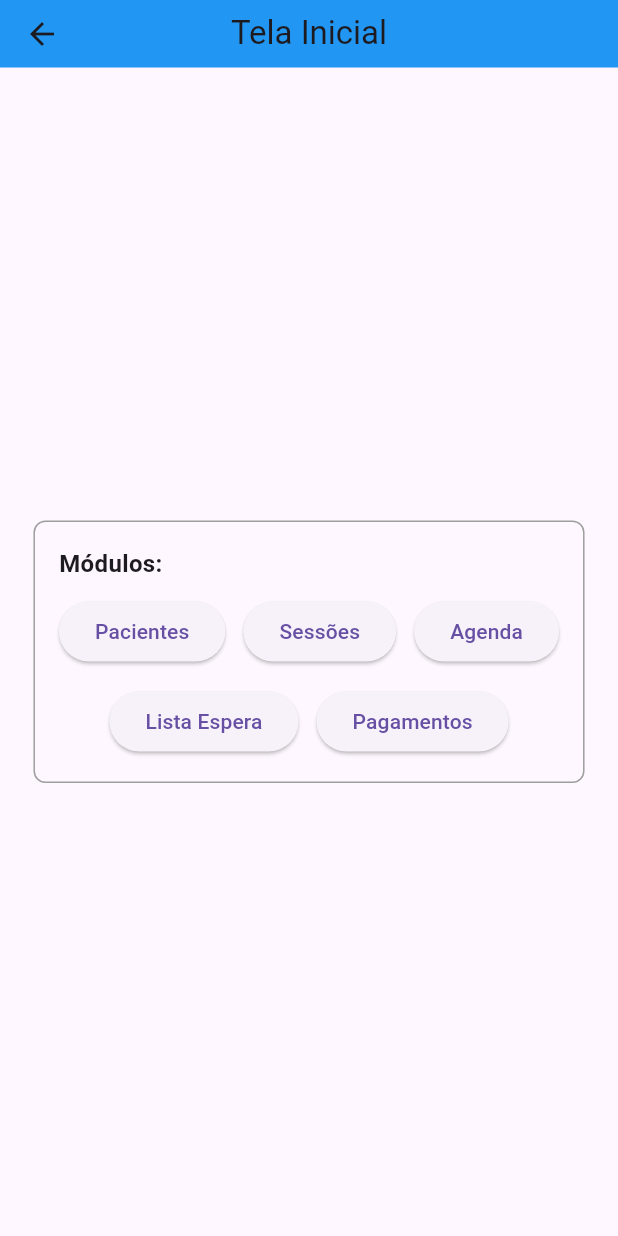
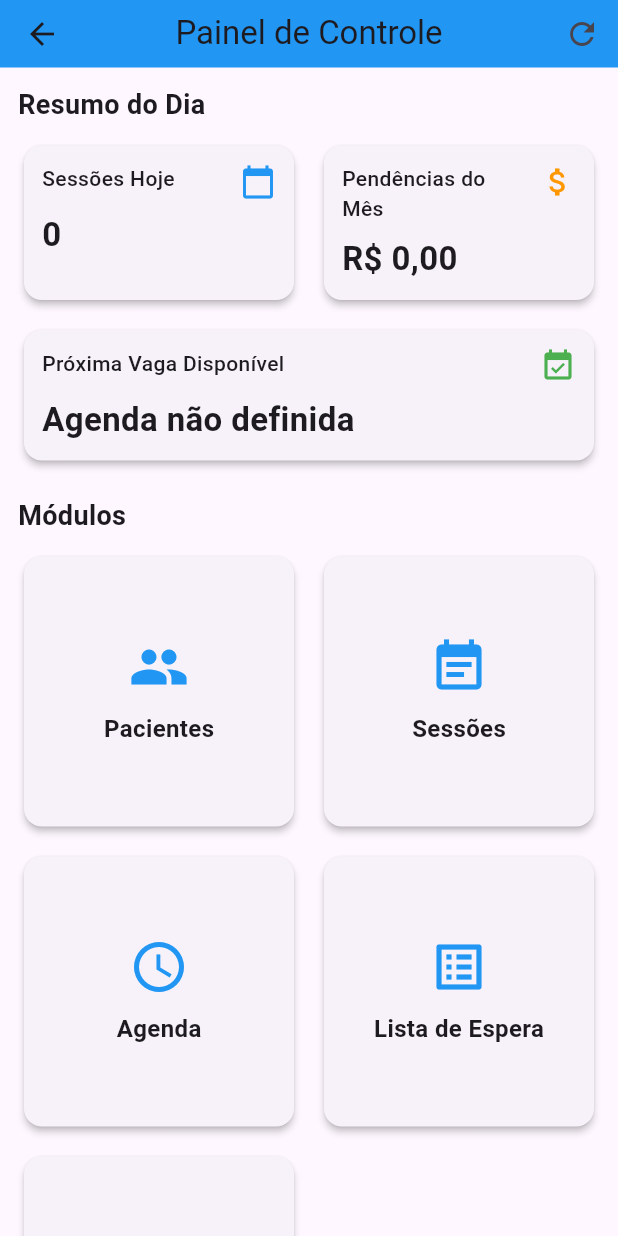
Before and after one commit to 11ange/AgendaTreinamento, a Flutter app: the screen it shows after launch, after a tap on "Entrar", on a phone screen of 412 x 824 dp. Run offline on Flutter 3.47's test engine with Material 3 defaults, Android fonts, the phone set to English and light mode, and no system bars; our stand-ins replace cloud_firestore, firebase_core, table_calendar; accounts and stored records are empty.

Commit message:
ajustes na tela inicial

```diff
--- a/lib/pagina_inicial.dart
+++ b/lib/pagina_inicial.dart
@@ -1,12 +1,43 @@
 import 'package:flutter/material.dart';
+import 'package:intl/intl.dart';
+import 'package:agenda_treinamento_web/services/firestore_service.dart';
 import 'pacientes.dart';
 import 'cadastro_agenda.dart';
 import 'sessoes.dart';
 import 'lista_espera.dart';
-import 'controle_pagamentos.dart'; // Importe a nova página
+import 'controle_pagamentos.dart';
 
-class MainPage extends StatelessWidget {
+class MainPage extends StatefulWidget {
   const MainPage({super.key});
+
+  @override
+  State<MainPage> createState() => _MainPageState();
+}
+
+class _MainPageState extends State<MainPage> {
+  final FirestoreService _firestoreService = FirestoreService();
+
+  late Future<int> _sessoesHojeFuture;
+  late Future<double> _pagamentosPendentesFuture;
+  late Future<String> _proximaVagaFuture;
+
+  @override
+  void initState() {
+    super.initState();
+    _loadData();
+  }
+
+  void _loadData() {
+    _sessoesHojeFuture = _firestoreService.getSessoesHojeCount();
+    _pagamentosPendentesFuture = _firestoreService.getPagamentosPendentesMes();
+    _proximaVagaFuture = _firestoreService.getProximaVagaDisponivel();
+  }
+
+  Future<void> _refreshData() async {
+    setState(() {
+      _loadData();
+    });
+  }
 
   @override
   Widget build(BuildContext context) {
@@ -14,72 +45,198 @@ class MainPage extends StatelessWidget {
       appBar: PreferredSize(
         preferredSize: const Size.fromHeight(45.0),
         child: AppBar(
-          title: const Text('Tela Inicial'),
+          title: const Text('Painel de Controle'),
           centerTitle: true,
           backgroundColor: Colors.blue,
+          actions: [
+            IconButton(
+              icon: const Icon(Icons.refresh),
+              onPressed: _refreshData,
+              tooltip: 'Atualizar Dados',
+            )
+          ],
         ),
       ),
-      body: Center(
-        child: Container(
-          padding: const EdgeInsets.all(16.0),
-          decoration: BoxDecoration(
-            border: Border.all(color: Colors.grey),
-            borderRadius: BorderRadius.circular(8.0),
-          ),
-          child: Column(
-            mainAxisSize: MainAxisSize.min,
-            crossAxisAlignment: CrossAxisAlignment.start,
-            children: <Widget>[
-              const Text(
-                'Módulos:',
-                style: TextStyle(
-                  fontWeight: FontWeight.bold,
-                  fontSize: 16.0,
+      body: RefreshIndicator(
+        onRefresh: _refreshData,
+        child: ListView(
+          padding: const EdgeInsets.all(12.0),
+          children: [
+            _buildResumoSection(),
+            const SizedBox(height: 20),
+            _buildMenuSection(),
+          ],
         ),
       ),
+    );
+  }
+
+  Widget _buildResumoSection() {
+    return Column(
+      crossAxisAlignment: CrossAxisAlignment.start,
+      children: [
+        const Text(
+          "Resumo do Dia",
+          style: TextStyle(fontSize: 18, fontWeight: FontWeight.bold),
+        ),
         const SizedBox(height: 10),
-              Wrap(
-                spacing: 12.0,
-                runSpacing: 12.0,
-                alignment: WrapAlignment.center,
-                children: <Widget>[
-                  ElevatedButton(
-                    onPressed: () {
-                      Navigator.push(context, MaterialPageRoute(builder: (context) => const PacientesPage()));
+        // =======================================================================
+        // CORREÇÃO: Usando IntrinsicHeight para igualar a altura dos cards
+        // =======================================================================
+        IntrinsicHeight(
+          child: Row(
+            crossAxisAlignment: CrossAxisAlignment.stretch, // Faz os filhos esticarem
+            children: [
+              Expanded(child: _buildResumoCard(
+                future: _sessoesHojeFuture,
+                icon: Icons.calendar_today,
+                label: "Sessões Hoje",
+                color: Colors.blue,
+              )),
+              const SizedBox(width: 12),
+              Expanded(child: _buildResumoCard(
+                future: _pagamentosPendentesFuture,
+                icon: Icons.attach_money,
+                label: "Pendências do Mês",
+                isCurrency: true,
+                color: Colors.orange,
+              )),
+            ],
+          ),
+        ),
+        const SizedBox(height: 12),
+        _buildResumoCard(
+          future: _proximaVagaFuture,
+          icon: Icons.event_available,
+          label: "Próxima Vaga Disponível",
+          isText: true,
+          color: Colors.green,
+        ),
+      ],
+    );
+  }
+
+  Widget _buildResumoCard({
+    required Future future,
+    required IconData icon,
+    required String label,
+    required Color color,
+    bool isCurrency = false,
+    bool isText = false,
+  }) {
+    return Card(
+      elevation: 2.0,
+      child: Padding(
+        padding: const EdgeInsets.all(12.0),
+        child: Column(
+          crossAxisAlignment: CrossAxisAlignment.start,
+          children: [
+            Row(
+              mainAxisAlignment: MainAxisAlignment.spaceBetween,
+              crossAxisAlignment: CrossAxisAlignment.start,
+              children: [
+                Expanded(
+                  child: Text(label, style: const TextStyle(fontWeight: FontWeight.w500)),
+                ),
+                const SizedBox(width: 8),
+                Icon(icon, color: color),
+              ],
+            ),
+            const SizedBox(height: 8),
+            FutureBuilder(
+              future: future,
+              builder: (context, snapshot) {
+                if (snapshot.connectionState == ConnectionState.waiting) {
+                  return const SizedBox(height: 20, width: 20, child: CircularProgressIndicator(strokeWidth: 2));
+                }
+                if (snapshot.hasError) {
+                  return const Text("Erro", style: TextStyle(fontSize: 22, fontWeight: FontWeight.bold, color: Colors.red));
+                }
+
+                String value = "N/A";
+                if(snapshot.hasData) {
+                  if(isCurrency) {
+                    value = NumberFormat.currency(locale: 'pt_BR', symbol: 'R\$').format(snapshot.data);
+                  } else if (isText) {
+                    value = snapshot.data.toString();
+                  } else {
+                    value = snapshot.data.toString();
+                  }
+                }
+
+                return Text(value, style: const TextStyle(fontSize: 22, fontWeight: FontWeight.bold));
               },
-                    child: const Text('Pacientes'),
             ),
-                  ElevatedButton(
-                    onPressed: () {
-                      Navigator.push(context, MaterialPageRoute(builder: (context) => const Sessoes()));
-                    },
-                    child: const Text('Sessões'),
+          ],
         ),
-                  ElevatedButton(
-                    onPressed: () {
-                      Navigator.push(context, MaterialPageRoute(builder: (context) => const AgendaSemanalPage()));
-                    },
-                    child: const Text('Agenda'),
       ),
-                  ElevatedButton(
-                    onPressed: () {
-                      Navigator.push(context, MaterialPageRoute(builder: (context) => const ListaEsperaPage()));
-                    },
-                    //style: ElevatedButton.styleFrom(backgroundColor: Colors.amber[700]),
-                    child: const Text('Lista Espera'),
+    );
+  }
+
+  Widget _buildMenuSection() {
+    return Column(
+      crossAxisAlignment: CrossAxisAlignment.start,
+      children: [
+        const Text(
+          "Módulos",
+          style: TextStyle(fontSize: 18, fontWeight: FontWeight.bold),
         ),
-                  // --- NOVO BOTÃO DE PAGAMENTOS ---
-                   ElevatedButton(
-                    onPressed: () {
-                      Navigator.push(context, MaterialPageRoute(builder: (context) => const ControlePagamentosPage()));
-                    },
-                    //style: ElevatedButton.styleFrom(backgroundColor: Colors.green[700]),
-                    child: const Text('Pagamentos'),
+        const SizedBox(height: 10),
+        GridView.count(
+          crossAxisCount: 2,
+          crossAxisSpacing: 12,
+          mainAxisSpacing: 12,
+          shrinkWrap: true,
+          physics: const NeverScrollableScrollPhysics(),
+          children: [
+            _buildMenuCard(
+              icon: Icons.people,
+              label: "Pacientes",
+              onTap: () => Navigator.push(context, MaterialPageRoute(builder: (context) => const PacientesPage())),
+            ),
+            _buildMenuCard(
+              icon: Icons.event_note,
+              label: "Sessões",
+              onTap: () => Navigator.push(context, MaterialPageRoute(builder: (context) => const Sessoes())),
+            ),
+            _buildMenuCard(
+              icon: Icons.schedule,
+              label: "Agenda",
+              onTap: () => Navigator.push(context, MaterialPageRoute(builder: (context) => const AgendaSemanalPage())),
+            ),
+            _buildMenuCard(
+              icon: Icons.list_alt,
+              label: "Lista de Espera",
+              onTap: () => Navigator.push(context, MaterialPageRoute(builder: (context) => const ListaEsperaPage())),
+            ),
+             _buildMenuCard(
+              icon: Icons.paid,
+              label: "Pagamentos",
+              onTap: () => Navigator.push(context, MaterialPageRoute(builder: (context) => const ControlePagamentosPage())),
             ),
           ],
         ),
       ],
-          ),
+    );
+  }
+
+  Widget _buildMenuCard({
+    required IconData icon,
+    required String label,
+    required VoidCallback onTap,
+  }) {
+    return Card(
+      elevation: 2.0,
+      child: InkWell(
+        onTap: onTap,
+        borderRadius: BorderRadius.circular(12.0),
+        child: Column(
+          mainAxisAlignment: MainAxisAlignment.center,
+          children: [
+            Icon(icon, size: 40, color: Colors.blue),
+            const SizedBox(height: 10),
+            Text(label, style: const TextStyle(fontWeight: FontWeight.bold, fontSize: 16)),
+          ],
         ),
       ),
     );
--- a/lib/services/firestore_service.dart
+++ b/lib/services/firestore_service.dart
@@ -633,4 +633,52 @@ class FirestoreService {
     batch.update(ref, desbloqueios);
     await batch.commit();
   }
+    Future<int> getSessoesHojeCount() async {
+    final hojeString = DateFormat('yyyy-MM-dd').format(DateTime.now());
+    final doc = await _db.collection(_sessoesAgendadasCollection).doc(hojeString).get();
+    if (!doc.exists) return 0;
+
+    final data = doc.data() as Map<String, dynamic>;
+    if (data.containsKey('sessoes')) {
+      final sessoes = data['sessoes'] as Map<String, dynamic>;
+      return sessoes.values.where((s) => s['status'] == 'Agendada').length;
+    }
+    return 0;
+  }
+
+  Future<double> getPagamentosPendentesMes() async {
+    // Esta é uma estimativa. Pagamentos por sessão exigem lógica mais complexa
+    // que não está implementada (definir preço por sessão).
+    // Por enquanto, esta função pode servir como placeholder.
+    // Retornando 0 para não mostrar valores incorretos.
+    return 0.0;
+  }
+
+  Future<String> getProximaVagaDisponivel() async {
+    final disponibilidade = await getDisponibilidadePadrao();
+    if (disponibilidade.isEmpty) return "Agenda não definida";
+
+    DateTime diaAtual = DateTime.now();
+    for (int i = 0; i < 90; i++) { // Procura nos próximos 90 dias
+      final nomeDiaSemana = DateFormat('EEEE', 'pt_BR').format(diaAtual).replaceFirstMapped((RegExp(r'^\w')), (match) => match.group(0)!.toUpperCase());
+      final horariosDoDia = disponibilidade[nomeDiaSemana] ?? [];
+
+      if (horariosDoDia.isNotEmpty) {
+        final docId = DateFormat('yyyy-MM-dd').format(diaAtual);
+        final doc = await _db.collection(_sessoesAgendadasCollection).doc(docId).get();
+        final sessoesDoDia = doc.exists ? (doc.data() as Map<String, dynamic>)['sessoes'] as Map<String, dynamic> : {};
+
+        for (var hora in horariosDoDia) {
+          // Se o horário não está na lista de sessões, está vago
+          if (!sessoesDoDia.containsKey(hora)) {
+            final dataFormatada = DateFormat("dd/MM 'às'").format(diaAtual);
+            return "$dataFormatada $hora";
+          }
+        }
+      }
+      diaAtual = diaAtual.add(const Duration(days: 1));
+    }
+    return "Nenhuma vaga encontrada";
+  }
+
 }
```
Also changed, not shown: pubspec.yaml (+6 -6 lines), pubspec.lock, 1 other file. Lines whose indentation alone changed are shown as unchanged.
